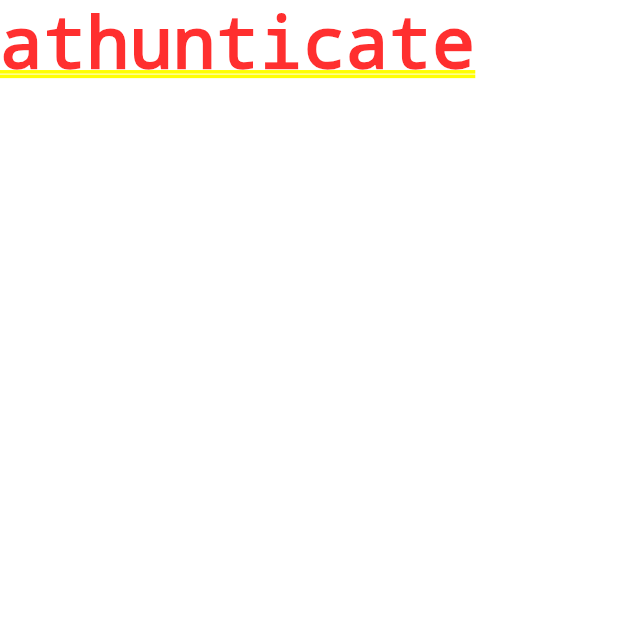
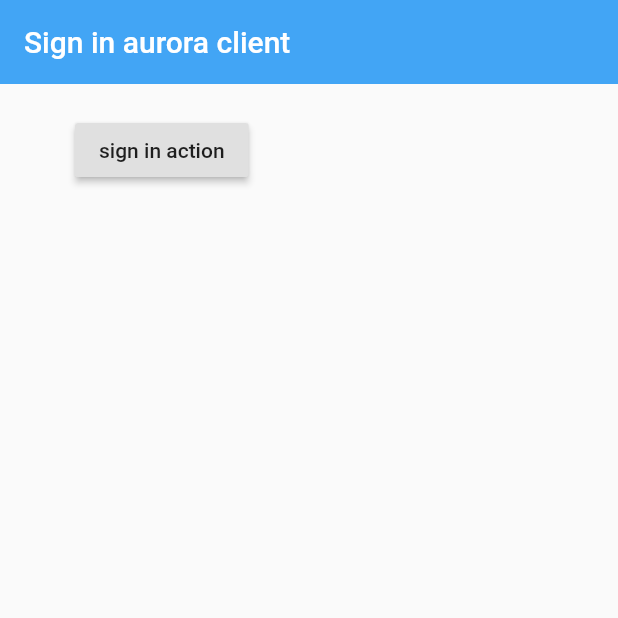
Before and after one commit to supekshala/Dash-app, a Flutter app: the screen it shows after launch, on a phone screen of 412 x 824 dp, the top half of it. Run offline on Flutter 3.47's test engine with Material 2 defaults, Android fonts, the phone set to English and light mode, and no system bars; our stand-ins replace firebase_auth; accounts and stored records are empty.

```diff
--- a/lib/athunticate.dart
+++ b/lib/athunticate.dart
@@ -1,10 +1,13 @@
+import 'package:dash_app/sign_in.dart';
 import 'package:flutter/material.dart';
 class athunticate extends StatelessWidget {
   @override
   Widget build(BuildContext context) {
     return Container(
-      child:Text('athunticate'
-    ),
+        child: SignIn(),
     );
+
+
+
   }
 }
--- a/lib/home.dart
+++ b/lib/home.dart
@@ -2,9 +2,8 @@ import 'package:flutter/material.dart';
 class Home extends StatelessWidget {
   @override
   Widget build(BuildContext context) {
-    return Container(
-      child: Text('home'
-      ),
+    return Scaffold(
+
     );
   }
 }
--- /dev/null
+++ b/lib/sign_in.dart
@@ -0,0 +1,41 @@
+import 'package:dash_app/auth.dart';
+import 'package:flutter/material.dart';
+
+
+class SignIn extends StatefulWidget {
+  @override
+  _SignInState createState() => _SignInState();
+}
+
+final AuthService _auth= AuthService();
+
+class _SignInState extends State<SignIn> {
+  @override
+  Widget build(BuildContext context) {
+    return Scaffold(
+      backgroundColor: Colors.blue[10],
+      appBar: AppBar(
+        backgroundColor: Colors.blue[400],
+        elevation: 0.0,
+        title: Text('Sign in aurora client'),
+    ),
+        body: Container(
+          padding: EdgeInsets.symmetric(vertical:20.0, horizontal: 50.0, ),
+          child: RaisedButton(
+            child: Text('sign in action'),
+            onPressed:() async{
+            dynamic result= await _auth.signInAnon();
+            if (result==null){
+                  print('error');
+            }else{
+                print('sign in');
+                print(result);
+                  }
+            }
+
+          ),
+
+    )
+    );
+  }
+}
--- a/lib/wrapper.dart
+++ b/lib/wrapper.dart
@@ -5,6 +5,6 @@ import 'package:dash_app/athunticate.dart';
 class Wrapper extends StatelessWidget {
   @override
   Widget build(BuildContext context) {
-    return  athunticate ();
+    return  athunticate();
   }
 }
```
Also changed, not shown: lib/auth.dart (+12 -6 lines).
